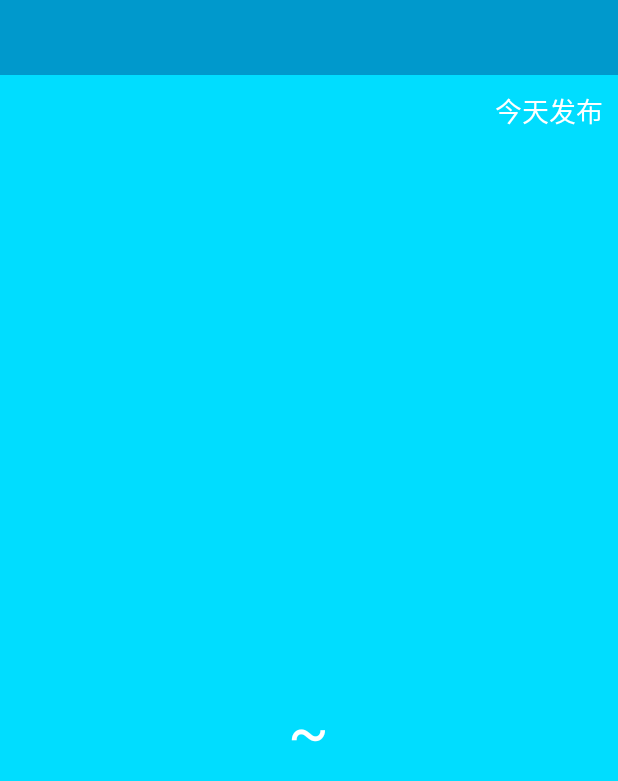
After one commit to zhuyingtao/weather, an Android app: the WeatherActivity screen opened directly, with no data from a screen before it, on a phone screen of 412 x 824 dp. The commit adds this screen. Shown: the top 781 px of the screen. Run offline under Robolectric (Android 15) with nearby library versions, the phone set to English and light mode, and no system bars.

Commit message:
add the part of showing weather.

```diff
--- a/app/src/main/AndroidManifest.xml
+++ b/app/src/main/AndroidManifest.xml
@@ -7,7 +7,7 @@
     <uses-permission android:name="android.permission.ACCESS_NETWORK_STATE" />
     <uses-permission android:name="android.permission.ACCESS_WIFI_STATE" />
 
-    <!--change to MyApplication to init ApiStore -->
+    <!-- change to MyApplication to init ApiStore -->
     <application
         android:name=".MyApplication"
         android:allowBackup="true"
@@ -18,10 +18,11 @@
         <activity android:name=".activity.ChooseAreaActivity">
             <intent-filter>
                 <action android:name="android.intent.action.MAIN" />
+
                 <category android:name="android.intent.category.LAUNCHER" />
             </intent-filter>
         </activity>
-
+        <activity android:name=".activity.WeatherActivity"></activity>
     </application>
 
 </manifest>
--- /dev/null
+++ b/app/src/main/java/com/example/zyt/weather/activity/WeatherActivity.java
@@ -0,0 +1,106 @@
+package com.example.zyt.weather.activity;
+
+import android.content.SharedPreferences;
+import android.preference.PreferenceManager;
+import android.support.v7.app.AppCompatActivity;
+import android.os.Bundle;
+import android.view.View;
+import android.widget.Button;
+import android.widget.LinearLayout;
+import android.widget.TextView;
+
+import com.baidu.apistore.sdk.ApiCallBack;
+import com.baidu.apistore.sdk.ApiStoreSDK;
+import com.baidu.apistore.sdk.network.Parameters;
+import com.example.zyt.weather.R;
+import com.example.zyt.weather.model.Weather;
+import com.example.zyt.weather.util.Utility;
+
+import java.io.UnsupportedEncodingException;
+import java.net.URLEncoder;
+
+public class WeatherActivity extends AppCompatActivity {
+
+    private LinearLayout weatherInfoLayout;
+    private TextView cityNameText;
+    private TextView publishText;
+    private TextView weatherDescText;
+    private TextView lowTemp;
+    private TextView highTemp;
+    private TextView currentDateText;
+
+    @Override
+    protected void onCreate(Bundle savedInstanceState) {
+        super.onCreate(savedInstanceState);
+        setContentView(R.layout.weather_layout);
+        weatherInfoLayout = (LinearLayout) findViewById(R.id.weather_info_layout);
+        cityNameText = (TextView) findViewById(R.id.county_name);
+        publishText = (TextView) findViewById(R.id.publish_text);
+        weatherDescText = (TextView) findViewById(R.id.weather_desp);
+        lowTemp = (TextView) findViewById(R.id.temp1);
+        highTemp = (TextView) findViewById(R.id.temp2);
+        currentDateText = (TextView) findViewById(R.id.current_date);
+        String countyName = getIntent().getStringExtra("county_name");
+        if (countyName != null) {
+            publishText.setText("同步中……");
+            weatherInfoLayout.setVisibility(View.INVISIBLE);
+            cityNameText.setVisibility(View.INVISIBLE);
+            queryWeatherInfo(countyName);
+        } else {
+            showWeather();
+        }
+    }
+
+    public void queryWeatherInfo(String countyName) {
+        queryFromServer(countyName, "weather");
+    }
+
+    public void queryFromServer(String code, String type) {
+        String address = "http://apis.baidu.com/apistore/weatherservice/cityname";
+        Parameters parameters = new Parameters();
+        try {
+            parameters.put("cityname", URLEncoder.encode(code, "UTF-8"));
+        } catch (UnsupportedEncodingException e) {
+            e.printStackTrace();
+        }
+        ApiStoreSDK.execute(address, ApiStoreSDK.GET, parameters, new ApiCallBack() {
+            @Override
+            public void onSuccess(int i, String s) {
+                Utility.handleWeatherResponse(WeatherActivity.this, s);
+                runOnUiThread(new Runnable() {
+                    @Override
+                    public void run() {
+                        showWeather();
+                    }
+                });
+            }
+
+            @Override
+            public void onError(int i, String s, Exception e) {
+                runOnUiThread(new Runnable() {
+                    @Override
+                    public void run() {
+                        publishText.setText("同步失败！");
+                    }
+                });
+            }
+
+            @Override
+            public void onComplete() {
+                super.onComplete();
+            }
+        });
+    }
+
+    public void showWeather() {
+        SharedPreferences prefs = PreferenceManager.getDefaultSharedPreferences(this);
+        cityNameText.setText(prefs.getString("city_name", ""));
+        lowTemp.setText(prefs.getString("low_temp", ""));
+        highTemp.setText(prefs.getString("high_temp", ""));
+        weatherDescText.setText(prefs.getString("weather_desc", ""));
+        publishText.setText("今天" + prefs.getString("publish_time", "") + "发布");
+        currentDateText.setText(prefs.getString("current_date", ""));
+        weatherInfoLayout.setVisibility(View.VISIBLE);
+        cityNameText.setVisibility(View.VISIBLE);
+    }
+}
--- /dev/null
+++ b/app/src/main/res/layout/weather_layout.xml
@@ -0,0 +1,97 @@
+<?xml version="1.0" encoding="utf-8"?>
+<LinearLayout xmlns:android="http://schemas.android.com/apk/res/android"
+    android:layout_width="match_parent"
+    android:layout_height="match_parent"
+    android:orientation="vertical">
+
+    <RelativeLayout
+        android:layout_width="match_parent"
+        android:layout_height="50dp"
+        android:background="@android:color/holo_blue_dark">
+
+        <TextView
+            android:id="@+id/county_name"
+            android:layout_width="wrap_content"
+            android:layout_height="wrap_content"
+            android:layout_centerInParent="true"
+            android:textColor="@android:color/white"
+            android:textSize="24sp" />
+
+    </RelativeLayout>
+
+    <RelativeLayout
+        android:layout_width="match_parent"
+        android:layout_height="0dp"
+        android:layout_weight="1"
+        android:background="@android:color/holo_blue_bright">
+
+        <TextView
+            android:id="@+id/publish_text"
+            android:layout_width="wrap_content"
+            android:layout_height="wrap_content"
+            android:layout_alignParentRight="true"
+            android:layout_marginRight="10dp"
+            android:layout_marginTop="10dp"
+            android:textColor="@android:color/white"
+            android:textSize="18sp" />
+
+        <LinearLayout
+            android:id="@+id/weather_info_layout"
+            android:layout_width="wrap_content"
+            android:layout_height="wrap_content"
+            android:layout_centerInParent="true"
+            android:orientation="vertical">
+
+            <TextView
+                android:id="@+id/current_date"
+                android:layout_width="wrap_content"
+                android:layout_height="40dp"
+                android:gravity="center"
+                android:textColor="@android:color/white"
+                android:textSize="18sp" />
+
+            <TextView
+                android:id="@+id/weather_desp"
+                android:layout_width="wrap_content"
+                android:layout_height="60dp"
+                android:layout_gravity="center_horizontal"
+                android:gravity="center"
+                android:textColor="@android:color/white"
+                android:textSize="40sp" />
+
+            <LinearLayout
+                android:layout_width="wrap_content"
+                android:layout_height="60dp"
+                android:layout_gravity="center_horizontal"
+                android:orientation="horizontal">
+
+                <TextView
+                    android:id="@+id/temp1"
+                    android:layout_width="wrap_content"
+                    android:layout_height="wrap_content"
+                    android:layout_gravity="center_vertical"
+                    android:textColor="@android:color/white"
+                    android:textSize="40sp" />
+
+                <TextView
+                    android:layout_width="wrap_content"
+                    android:layout_height="wrap_content"
+                    android:layout_gravity="center_vertical"
+                    android:layout_marginLeft="10dp"
+                    android:layout_marginRight="10dp"
+                    android:text="~"
+                    android:textColor="@android:color/white"
+                    android:textSize="40sp" />
+
+                <TextView
+                    android:id="@+id/temp2"
+                    android:layout_width="wrap_content"
+                    android:layout_height="wrap_content"
+                    android:layout_gravity="center_vertical"
+                    android:textColor="@android:color/white"
+                    android:textSize="40sp" />
+
+            </LinearLayout>
+        </LinearLayout>
+    </RelativeLayout>
+</LinearLayout>
```
Also changed, not shown: app/src/main/java/com/example/zyt/weather/activity/ChooseAreaActivity.java (+22 -0 lines), app/src/main/java/com/example/zyt/weather/model/Weather.java (added, +52 -0 lines), app/src/main/java/com/example/zyt/weather/util/Utility.java (+63 -0 lines), app/src/main/res/layout/activity_second.xml (deleted, +0 -34 lines), app/src/main/res/layout/content_second.xml (deleted, +0 -15 lines).
